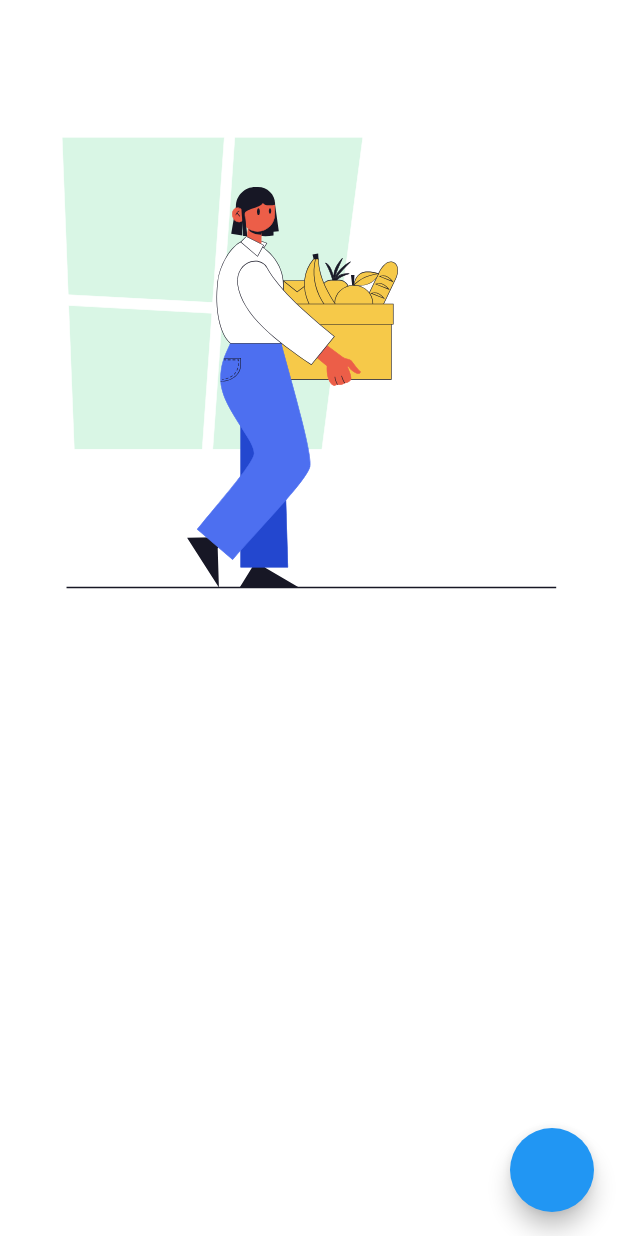
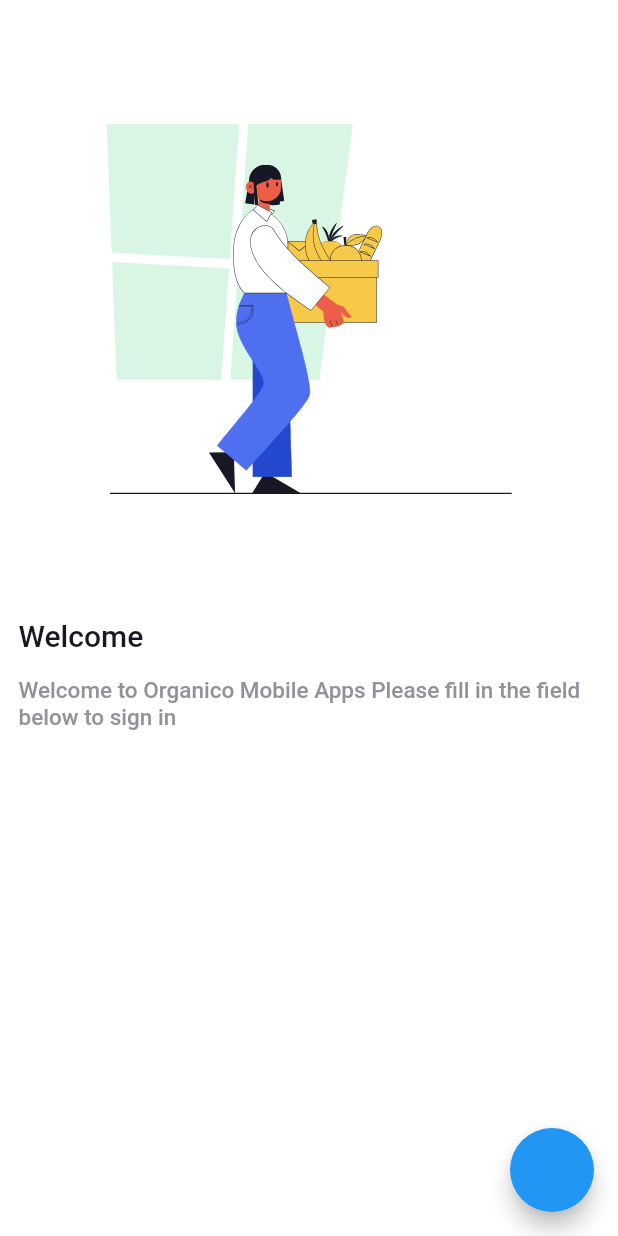
Before and after one commit to BekzodGayratov/GroceryApp, a Flutter app: the screen it shows after launch, on a phone screen of 412 x 824 dp. Run offline on Flutter 3.47's test engine with Material 2 defaults, Android fonts, the phone set to English and light mode, and no system bars; our stand-ins replace flutter_svg.

Commit message:
change theme mode function activated

```diff
--- a/lib/constants/themeMode/dark_theme_colors.dart
+++ b/lib/constants/themeMode/dark_theme_colors.dart
@@ -1,6 +1,9 @@
 import 'package:flutter/material.dart';
 
 class DarkThemeColors {
+
+  //todo change SVG Pic
+  static String svgPic = "assets/darkMode/welcome.svg";
   //todo Scaffolds colors
   static Color scaffoldsColor = const Color(0xff171725);
 
--- a/lib/constants/themeMode/light_theme_colors.dart
+++ b/lib/constants/themeMode/light_theme_colors.dart
@@ -1,6 +1,8 @@
 import 'package:flutter/material.dart';
 
 class LightThemeColors {
+  //todo change SVG Pic
+  static String svgPic = "assets/lightMode/welcome.svg";
   //todo Scaffolds colors
   static Color scaffoldsColor = const Color(0xffFFFFFF);
 
--- a/lib/routes/router.dart
+++ b/lib/routes/router.dart
@@ -1,5 +1,6 @@
 import 'package:flutter/material.dart';
 import 'package:project/view/pages/enterance_page.dart';
+import 'package:project/view/pages/sign_in_page.dart';
 import 'package:project/view/screens/home_page.dart';
 
 class MyRouter {
@@ -10,6 +11,8 @@ class MyRouter {
         return MaterialPageRoute(builder: (context) => HomePage());
       case '/enterance':
         return MaterialPageRoute(builder: (context) => EnterancePage());
+      case '/signIn':
+        return MaterialPageRoute(builder: (context) => SignInPage());
     }
   }
 }
--- a/lib/view/pages/enterance_page.dart
+++ b/lib/view/pages/enterance_page.dart
@@ -13,7 +13,7 @@ class _EnterancePageState extends State<EnterancePage> {
   @override
   void initState() {
     super.initState();
-    Future.delayed(Duration(seconds: 3)).then((value) {
+    Future.delayed(const Duration(seconds: 3)).then((value) {
       Navigator.pushAndRemoveUntil(
           context,
           MaterialPageRoute(builder: (context) => SignInPage()),
--- a/lib/view/pages/sign_in_page.dart
+++ b/lib/view/pages/sign_in_page.dart
@@ -14,27 +14,56 @@ class SignInPage extends StatefulWidget {
 class _SignInPageState extends State<SignInPage> {
   @override
   Widget build(BuildContext context) {
+    return ChangeNotifierProvider(
+      create: (context) => ChangeThemeProvider(),
+      builder: (context, child) {
         return Scaffold(
-      backgroundColor: LightThemeColors.scaffoldsColor,
-      body: Column(
-        crossAxisAlignment: CrossAxisAlignment.center,
+          backgroundColor: context.watch<ChangeThemeProvider>().scaffoldColor,
+          body: Padding(
+            padding: EdgeInsets.symmetric(
+                horizontal: MediaQuery.of(context).size.width * 0.03),
+            child: Column(
+              crossAxisAlignment: CrossAxisAlignment.start,
               children: [
                 Padding(
                   padding: EdgeInsets.symmetric(
                       vertical: MediaQuery.of(context).size.height * 0.1,
                       horizontal: MediaQuery.of(context).size.width * 0.1),
+                  child: Center(
                     child: SvgPicture.asset(
-              "assets/welcome.svg",
-              allowDrawingOutsideViewBox: true,
+                      context.watch<ChangeThemeProvider>().themeSvgPic,
+                      height: MediaQuery.of(context).size.height * 0.3,
                     ),
-          )
+                  ),
+                ),
+                Text(
+                  "Welcome",
+                  style: TextStyle(
+                      fontSize: 20.0,
+                      fontWeight: FontWeight.w500,
+                      color: context
+                          .watch<ChangeThemeProvider>()
+                          .primaryTextColor),
+                ),
+                Padding(
+                  padding: EdgeInsets.symmetric(
+                      vertical: MediaQuery.of(context).size.height * 0.02),
+                  child: Text(
+                    "Welcome to Organico Mobile Apps Please fill in the field below to sign in",
+                    style: TextStyle(
+                        fontSize: 15.0,
+                        fontWeight: FontWeight.w500,
+                        color: LightThemeColors.secondaryTextsColor),
+                  ),
+                ),
               ],
             ),
+          ),
           floatingActionButton: FloatingActionButton(onPressed: () {
-        context.watch<ChangeThemeModeProvider>().lightMode =
-            !context.watch<ChangeThemeModeProvider>().lightMode;
-        context.read<ChangeThemeModeProvider>().changeTheme();
+            context.read<ChangeThemeProvider>().changeTheme();
           }),
+        );
+      },
     );
   }
 }
--- a/pubspec.yaml
+++ b/pubspec.yaml
@@ -37,6 +37,7 @@ dependencies:
   flutter_svg: ^1.0.3
   provider: ^6.0.2
   animate_do: ^2.1.0
+  hive_flutter: ^1.1.0
 
 dev_dependencies:
   flutter_test:
@@ -62,6 +63,8 @@ flutter:
 
   # To add assets to your application, add an assets section, like this:
   assets:
+    - assets/lightMode/
+    - assets/darkMode/
     - assets/
   #   - images/a_dot_ham.jpeg
 
```
Also changed, not shown: lib/main.dart (+1 -11 lines), lib/providers/change_theme_provider.dart (+29 -20 lines), assets/darkMode/welcome.svg (added), assets/lightMode/welcome.svg (renamed from assets/welcome.svg), pubspec.lock, 1 other file. Lines whose indentation alone changed are shown as unchanged.
